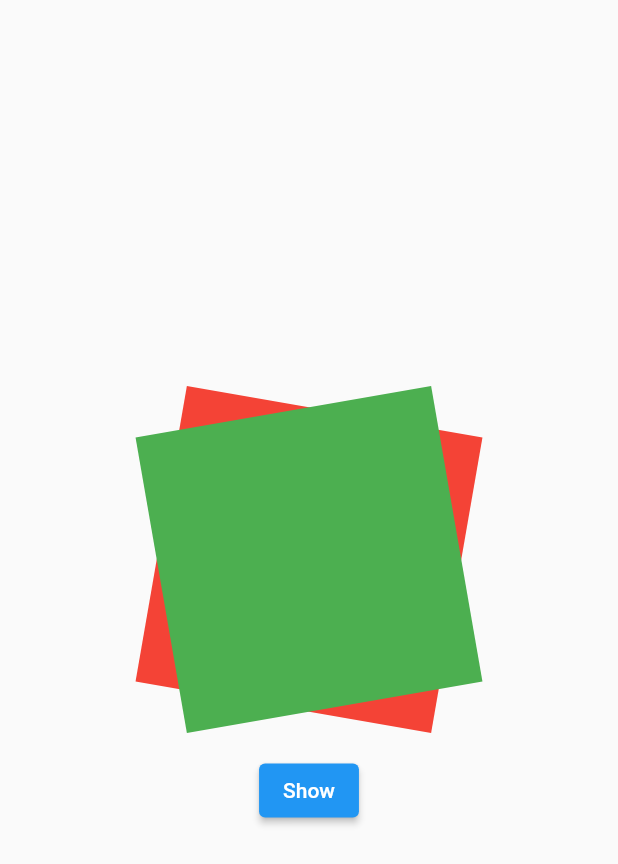
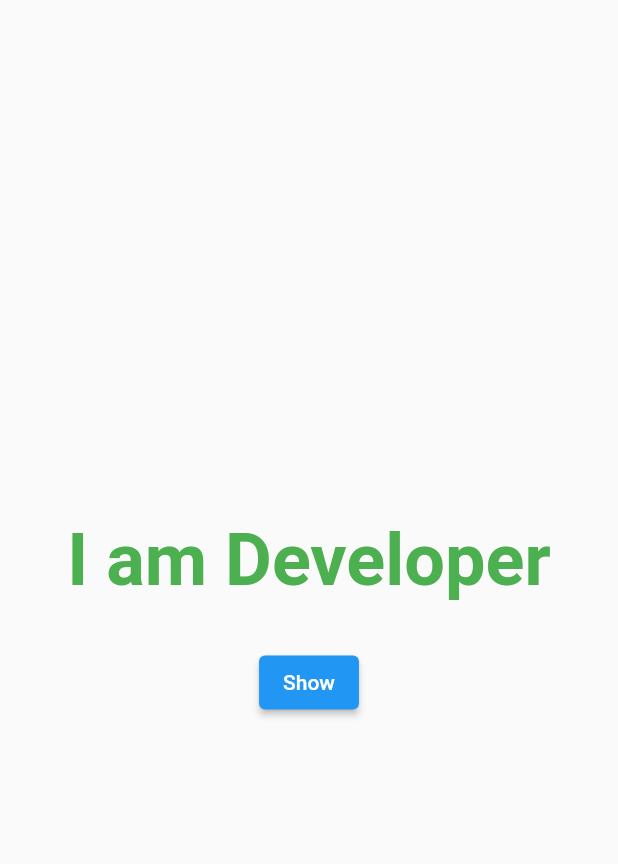
Before and after one commit to DaemonAssassin/implicit-animations, a Flutter app: the screen it shows after launch, after a tap on "Show", on a phone screen of 412 x 824 dp. Shown: the top 864 px of the screen. Run offline on Flutter 3.47's test engine with Material 2 defaults, Android fonts, the phone set to English and light mode, and no system bars.

Commit message:
Learned AnimatedDefaultTextStyle

```diff
--- a/lib/main.dart
+++ b/lib/main.dart
@@ -1,5 +1,5 @@
 import 'package:flutter/material.dart';
-import 'package:implicit_animations_flutter/widgets/animated_widgets/animated_switcher.dart';
+import 'package:implicit_animations_flutter/widgets/animated_widgets/animated_default_text_style.dart';
 
 void main(List<String> args) {
   runApp(const MyApp());
@@ -13,7 +13,7 @@ class MyApp extends StatelessWidget {
     return const MaterialApp(
       home: Scaffold(
         body: Center(
-          child: MyAnimatedSwitcher(),
+          child: MyAnimatedDefaultTextStyle(),
         ),
       ),
     );
--- /dev/null
+++ b/lib/widgets/animated_widgets/animated_default_text_style.dart
@@ -0,0 +1,66 @@
+import 'package:flutter/material.dart';
+import '../../utils/helper_widgets.dart';
+
+class MyAnimatedDefaultTextStyle extends StatefulWidget {
+  const MyAnimatedDefaultTextStyle({Key? key}) : super(key: key);
+
+  @override
+  State<MyAnimatedDefaultTextStyle> createState() =>
+      MyAnimatedDefaultTextStyleState();
+}
+
+class MyAnimatedDefaultTextStyleState
+    extends State<MyAnimatedDefaultTextStyle> {
+  late TextStyle _textStyle;
+  bool isThin = true;
+
+  @override
+  void initState() {
+    super.initState();
+    _textStyle = _buildTS1();
+  }
+
+  @override
+  Widget build(BuildContext context) {
+    return Column(
+      mainAxisAlignment: MainAxisAlignment.center,
+      children: [
+        AnimatedDefaultTextStyle(
+          duration: const Duration(seconds: 1),
+          style: _textStyle,
+          curve: Curves.easeInCubic,
+          child: const Text('I am Developer'),
+        ),
+        addVerticalSpace(30.0),
+        buildButton(
+          text: 'Show',
+          onPressed: () {
+            _switch();
+          },
+        ),
+      ],
+    );
+  }
+
+  void _switch() {
+    setState(() {
+      _textStyle = isThin ? _buildTS2() : _buildTS1();
+      isThin = !isThin;
+    });
+  }
+
+  TextStyle _buildTS1() {
+    return const TextStyle(
+      color: Colors.red,
+      fontSize: 48.0,
+    );
+  }
+
+  TextStyle _buildTS2() {
+    return const TextStyle(
+      color: Colors.green,
+      fontSize: 48.0,
+      fontWeight: FontWeight.bold,
+    );
+  }
+}
```
